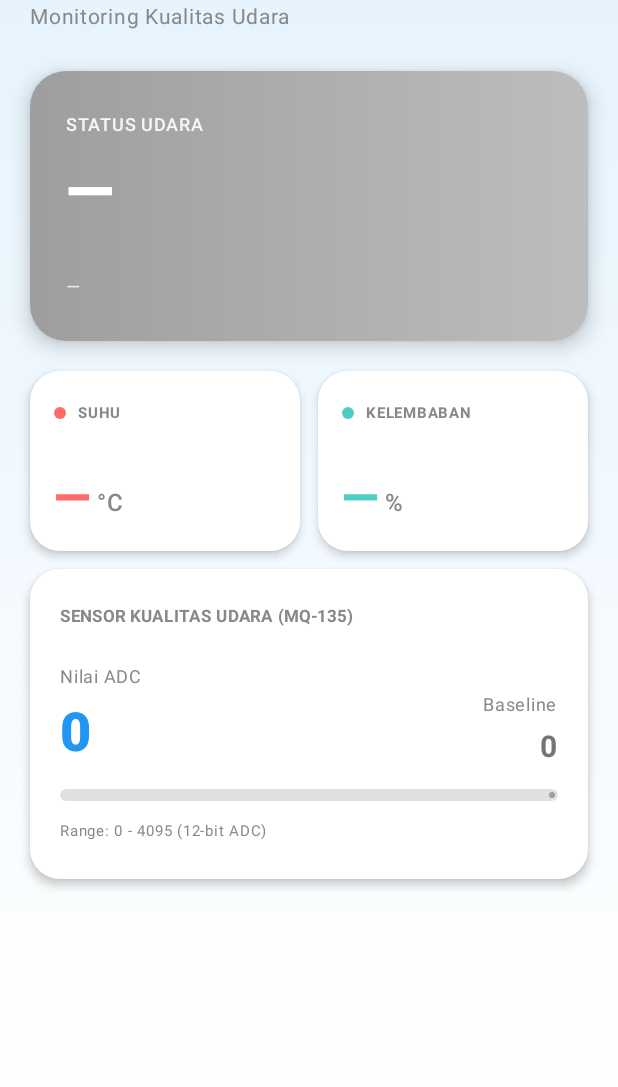
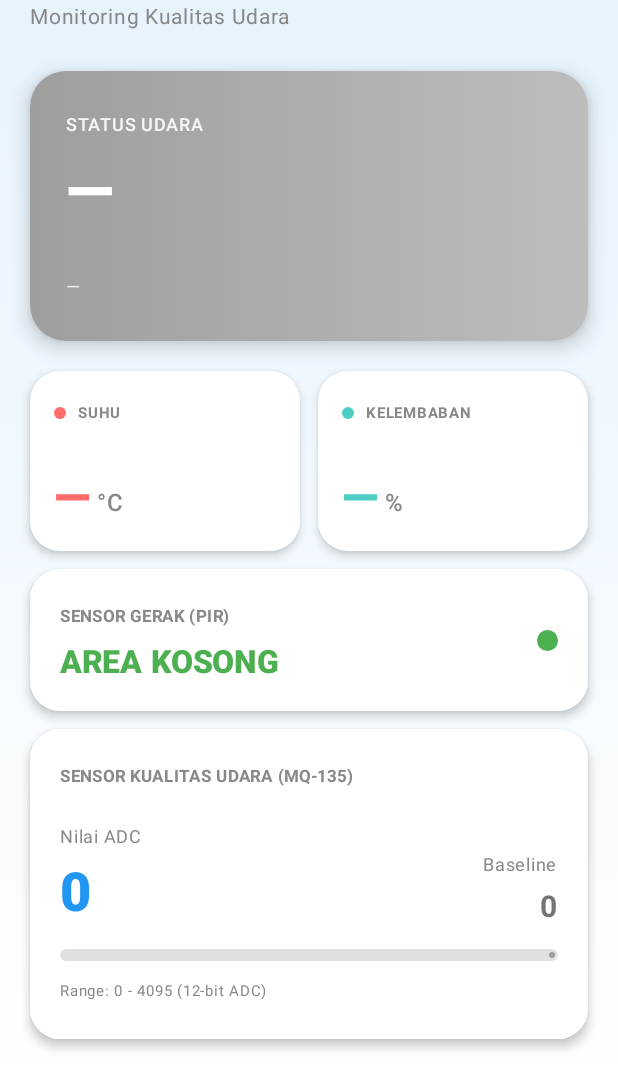
Before and after one commit to ZAYYAN2179/AirCare-IOT, an Android app built with Jetpack Compose: the screen it shows after launch (MainActivity), on a phone screen of 412 x 824 dp, the part 149-1236 px from its top. Run offline under Robolectric (Android 15) with nearby library versions, the phone set to English and light mode, and no system bars; our stand-ins replace Firebase (no records; nobody signed in at launch, a user with empty details on screens opened directly).

Commit message:
Menambahkan output sensor pir

```diff
--- a/app/src/main/java/com/iot/aircare/MainActivity.kt
+++ b/app/src/main/java/com/iot/aircare/MainActivity.kt
@@ -92,6 +92,7 @@ fun AirCareScreen() {
     var humidity by remember { mutableFloatStateOf(0f) }
     var timestamp by remember { mutableLongStateOf(0L) }
     var isConnected by remember { mutableStateOf(false) }
+    var pirDetected by remember { mutableStateOf(false) }
 
     // Color mapping based on status
     fun getStatusColors(s: String): Pair<Color, Color> = when (s.uppercase()) {
@@ -139,6 +140,10 @@ fun AirCareScreen() {
 
                 snapshot.child("humidity").getValue(Double::class.java)?.let {
                     humidity = it.toFloat()
+                }
+
+                snapshot.child("pir").getValue(Boolean::class.java)?.let {
+                    pirDetected = it
                 }
 
                 (snapshot.child("timestamp").getValue(Long::class.java)
@@ -209,6 +214,11 @@ fun AirCareScreen() {
 
         // Main Status Card
         val (statusColor1, statusColor2) = getStatusColors(status)
+        val pirTextColor = if (!pirDetected) {
+            Color(0xFF4CAF50)
+        } else {
+            statusColor1
+        }
         AnimatedVisibility(
             visible = true,
             enter = scaleIn(spring(Spring.DampingRatioMediumBouncy)) + fadeIn(),
@@ -299,6 +309,51 @@ fun AirCareScreen() {
                 color = Color(0xFF4ECDC4),
                 modifier = Modifier.weight(1f)
             )
+        }
+
+        Spacer(modifier = Modifier.height(12.dp))
+
+        Card(
+            modifier = Modifier.fillMaxWidth(),
+            shape = RoundedCornerShape(20.dp),
+            colors = CardDefaults.cardColors(containerColor = Color.White),
+            elevation = CardDefaults.cardElevation(4.dp)
+        ) {
+            Row(
+                modifier = Modifier
+                    .padding(20.dp)
+                    .fillMaxWidth(),
+                horizontalArrangement = Arrangement.SpaceBetween,
+                verticalAlignment = Alignment.CenterVertically
+            ) {
+                Column {
+                    Text(
+                        text = "SENSOR GERAK (PIR)",
+                        fontSize = 11.sp,
+                        fontWeight = FontWeight.Bold,
+                        color = Color.Gray
+                    )
+
+                    Spacer(modifier = Modifier.height(6.dp))
+
+                    Text(
+                        text = if (pirDetected)
+                            "AREA TERPANTAU AKTIF"
+                        else
+                            "AREA KOSONG",
+                        fontSize = 21.sp,
+                        fontWeight = FontWeight.ExtraBold,
+                        color = pirTextColor
+                    )
+                }
+
+                Box(
+                    modifier = Modifier
+                        .size(14.dp)
+                        .clip(CircleShape)
+                        .background(pirTextColor)
+                )
+            }
         }
 
         Spacer(modifier = Modifier.height(12.dp))
```
